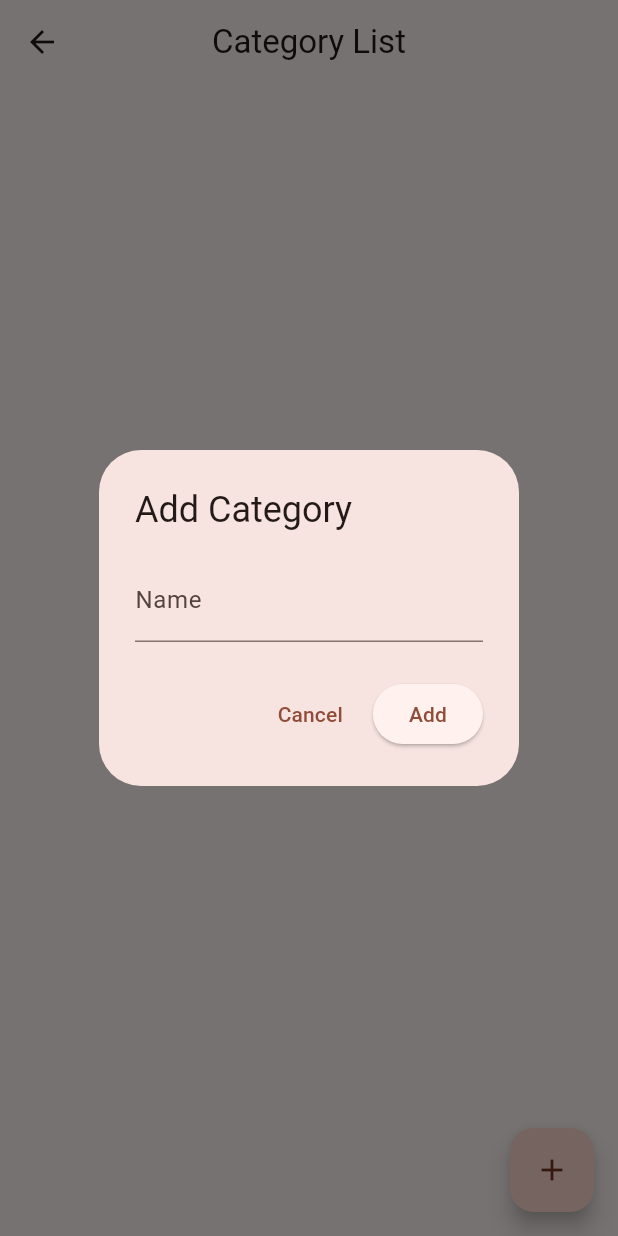
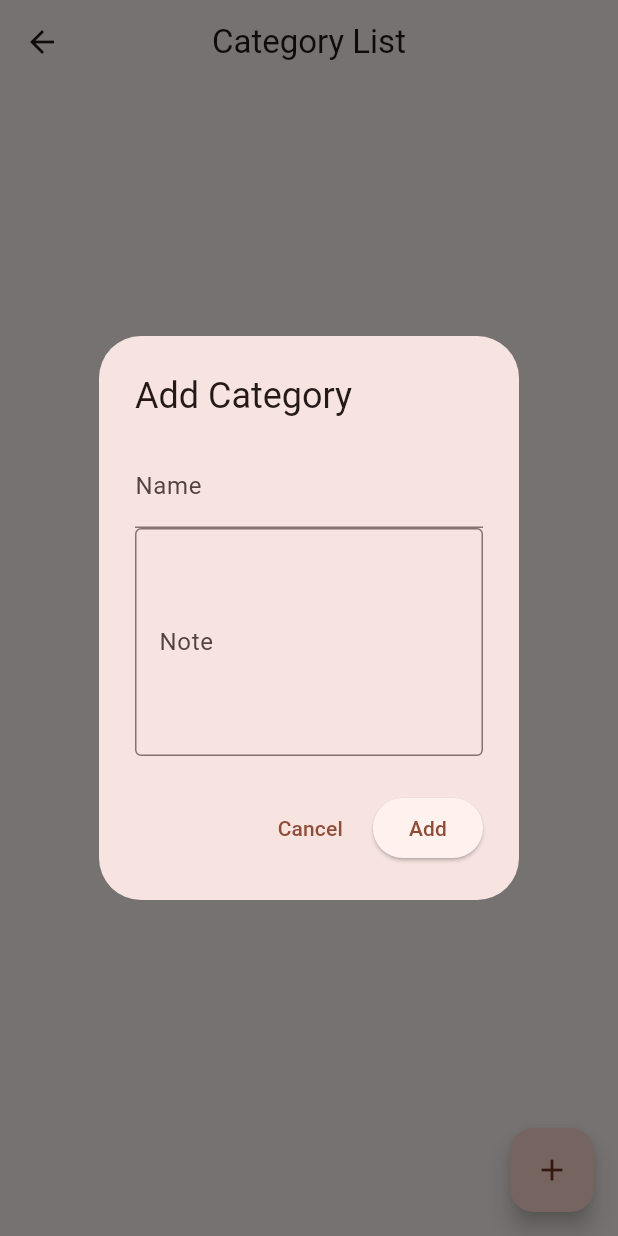
Before and after one commit to mussyahmi/my_finance_mate, a Flutter app: the CategoryListPage screen opened directly with empty values, after a tap on the "add" icon, on a phone screen of 412 x 824 dp. Run offline on Flutter 3.47's test engine with Material 2 defaults, Android fonts, the phone set to English and light mode, and no system bars; our stand-ins replace cloud_firestore, device_info_plus, firebase_auth, firebase_core, google_fonts, google_sign_in; accounts and stored records are empty.

Commit message:
Add note, amount spent & amount received for category & sinking funds

```diff
--- a/lib/category_dialog.dart
+++ b/lib/category_dialog.dart
@@ -26,6 +26,7 @@ class CategoryDialogState extends State<CategoryDialog> {
   final TextEditingController _categoryNameController = TextEditingController();
   final TextEditingController _categoryBudgetController =
       TextEditingController();
+  final TextEditingController _categoryNoteController = TextEditingController();
   bool _isBudgetEnabled = false;
 
   @override
@@ -35,6 +36,7 @@ class CategoryDialogState extends State<CategoryDialog> {
     if (widget.category.isNotEmpty) {
       _categoryNameController.text = widget.category['name'] ?? '';
       _categoryBudgetController.text = widget.category['budget'] ?? '';
+      _categoryNoteController.text = widget.category['note'] ?? '';
       _isBudgetEnabled = _categoryBudgetController.text.isNotEmpty &&
           _categoryBudgetController.text != '0.00';
     }
@@ -44,7 +46,8 @@ class CategoryDialogState extends State<CategoryDialog> {
   Widget build(BuildContext context) {
     return AlertDialog(
       title: Text('${widget.action} Category'),
-      content: Column(
+      content: SingleChildScrollView(
+        child: Column(
           mainAxisSize: MainAxisSize.min,
           children: [
             TextField(
@@ -81,7 +84,18 @@ class CategoryDialogState extends State<CategoryDialog> {
                   const Text('Set a Budget'),
                 ],
               ),
+            if (widget.type == 'spent') const SizedBox(height: 10),
+            if (widget.type == 'received') const SizedBox(height: 20),
+            TextField(
+              controller: _categoryNoteController,
+              maxLines: 5,
+              decoration: const InputDecoration(
+                labelText: 'Note',
+                border: OutlineInputBorder(),
+              ),
+            ),
           ],
+        ),
       ),
       actions: [
         TextButton(
@@ -94,6 +108,7 @@ class CategoryDialogState extends State<CategoryDialog> {
           onPressed: () {
             final categoryName = _categoryNameController.text;
             final categoryBudget = _categoryBudgetController.text;
+            final categoryNote = _categoryNoteController.text;
 
             if (categoryName.isEmpty ||
                 (_isBudgetEnabled && categoryBudget.isEmpty)) {
@@ -101,7 +116,8 @@ class CategoryDialogState extends State<CategoryDialog> {
             }
 
             //* Call the function to update to Firebase
-            updateCategoryToFirebase(categoryName, categoryBudget);
+            updateCategoryToFirebase(
+                categoryName, categoryBudget, categoryNote);
 
             //* Close the dialog
             Navigator.of(context).pop();
@@ -114,7 +130,7 @@ class CategoryDialogState extends State<CategoryDialog> {
 
   //* Function to update category to Firebase Firestore
   Future<void> updateCategoryToFirebase(
-      String categoryName, String categoryBudget) async {
+      String categoryName, String categoryBudget, String categoryNote) async {
     try {
       //* Get current timestamp
       final now = DateTime.now();
@@ -139,7 +155,9 @@ class CategoryDialogState extends State<CategoryDialog> {
           'name': categoryName,
           'budget': double.parse(_isBudgetEnabled ? categoryBudget : '0.00')
               .toStringAsFixed(2),
+          'note': categoryNote,
           'type': widget.type,
+          'amount_spent': '0.00',
           'created_at': now,
           'updated_at': now,
           'deleted_at': null,
@@ -159,6 +177,7 @@ class CategoryDialogState extends State<CategoryDialog> {
           'name': categoryName,
           'budget': double.parse(_isBudgetEnabled ? categoryBudget : '0.00')
               .toStringAsFixed(2),
+          'note': categoryNote,
           'updated_at': now,
         });
       }
--- a/lib/category_list_page.dart
+++ b/lib/category_list_page.dart
@@ -60,6 +60,7 @@ class _CategoryListPageState extends State<CategoryListPage> {
               'id': doc.id,
               'name': doc['name'] as String,
               'budget': doc['budget'] as String,
+              'note': doc['note'] as String,
               'created_at': (doc['created_at'] as Timestamp).toDate()
             })
         .toList();
--- a/lib/sinking_funds_page.dart
+++ b/lib/sinking_funds_page.dart
@@ -40,6 +40,7 @@ class _SinkingFundsPageState extends State<SinkingFundsPage> {
               'name': doc['name'] as String,
               'opening_balance': doc['opening_balance'] as String,
               'goal': doc['goal'] as String,
+              'note': doc['note'] as String,
               'created_at': (doc['created_at'] as Timestamp).toDate()
             })
         .toList();
```
Also changed, not shown: lib/sinking_funds_dialog.dart (+29 -5 lines), lib/transaction_form_page.dart (+49 -0 lines). Lines whose indentation alone changed are shown as unchanged.
